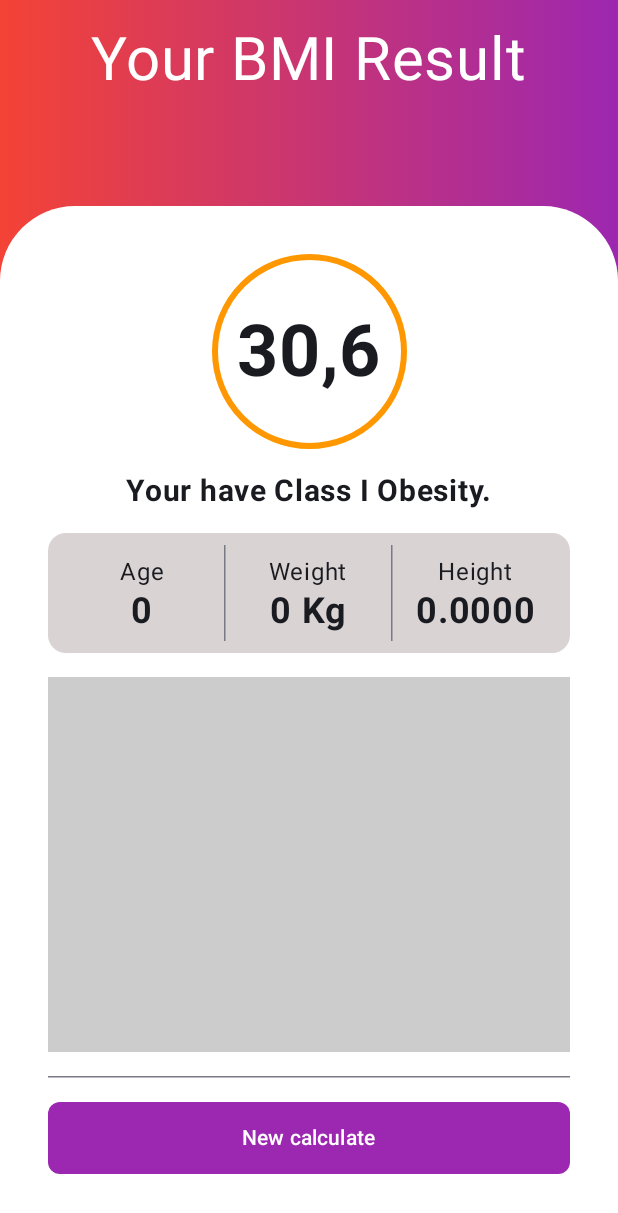
After one commit to celsoprof/bmi-ds2aitb, an Android app built with Jetpack Compose: the BMIResultScreen screen opened through its navigation route, on a phone screen of 412 x 824 dp. The commit adds this screen. Shown: the top 1213 px of the screen. Run offline under Robolectric (Android 15) with nearby library versions, the phone set to English and light mode, and no system bars.

Commit message:
Começando a criação dos resultados finais

```diff
--- a/app/src/main/java/br/senai/sp/jandira/bmi_ds2aitb/MainActivity.kt
+++ b/app/src/main/java/br/senai/sp/jandira/bmi_ds2aitb/MainActivity.kt
@@ -3,15 +3,12 @@ package br.senai.sp.jandira.bmi_ds2aitb
 import android.os.Bundle
 import androidx.activity.ComponentActivity
 import androidx.activity.compose.setContent
-import androidx.activity.enableEdgeToEdge
-import androidx.compose.foundation.layout.fillMaxSize
-import androidx.compose.foundation.layout.padding
-import androidx.compose.material3.Scaffold
-import androidx.compose.material3.Text
-import androidx.compose.runtime.Composable
-import androidx.compose.ui.Modifier
-import androidx.compose.ui.tooling.preview.Preview
+import androidx.navigation.compose.NavHost
+import androidx.navigation.compose.composable
+import androidx.navigation.compose.rememberNavController
+import br.senai.sp.jandira.bmi_ds2aitb.screens.BMIResultScreen
 import br.senai.sp.jandira.bmi_ds2aitb.screens.HomeScreen
+import br.senai.sp.jandira.bmi_ds2aitb.screens.UserDataScreen
 import br.senai.sp.jandira.bmi_ds2aitb.ui.theme.BMIDS2AITBTheme
 
 class MainActivity : ComponentActivity() {
@@ -19,7 +16,15 @@ class MainActivity : ComponentActivity() {
         super.onCreate(savedInstanceState)
         setContent {
             BMIDS2AITBTheme {
-                HomeScreen()
+                var navegacao = rememberNavController()
+                NavHost(
+                    navController = navegacao,
+                    startDestination = "home"
+                ){
+                    composable(route = "home"){ HomeScreen(navegacao) }
+                    composable(route = "dados"){ UserDataScreen(navegacao) }
+                    composable(route = "result"){ BMIResultScreen(navegacao) }
+                }
             }
         }
     }
--- /dev/null
+++ b/app/src/main/java/br/senai/sp/jandira/bmi_ds2aitb/screens/BMIResultScreen.kt
@@ -0,0 +1,233 @@
+package br.senai.sp.jandira.bmi_ds2aitb.screens
+
+import android.content.Context
+import androidx.compose.foundation.BorderStroke
+import androidx.compose.foundation.background
+import androidx.compose.foundation.layout.Arrangement
+import androidx.compose.foundation.layout.Box
+import androidx.compose.foundation.layout.Column
+import androidx.compose.foundation.layout.Row
+import androidx.compose.foundation.layout.fillMaxHeight
+import androidx.compose.foundation.layout.fillMaxSize
+import androidx.compose.foundation.layout.fillMaxWidth
+import androidx.compose.foundation.layout.height
+import androidx.compose.foundation.layout.padding
+import androidx.compose.foundation.layout.size
+import androidx.compose.foundation.shape.CircleShape
+import androidx.compose.foundation.shape.RoundedCornerShape
+import androidx.compose.material3.Button
+import androidx.compose.material3.ButtonDefaults
+import androidx.compose.material3.Card
+import androidx.compose.material3.CardDefaults
+import androidx.compose.material3.HorizontalDivider
+import androidx.compose.material3.Text
+import androidx.compose.material3.VerticalDivider
+import androidx.compose.runtime.Composable
+import androidx.compose.ui.Alignment
+import androidx.compose.ui.Modifier
+import androidx.compose.ui.graphics.Brush
+import androidx.compose.ui.graphics.Color
+import androidx.compose.ui.platform.LocalContext
+import androidx.compose.ui.res.stringResource
+import androidx.compose.ui.text.font.FontWeight
+import androidx.compose.ui.tooling.preview.Preview
+import androidx.compose.ui.unit.dp
+import androidx.compose.ui.unit.sp
+import androidx.navigation.NavHostController
+import br.senai.sp.jandira.bmi_ds2aitb.R
+import java.util.Locale
+
+@Composable
+fun BMIResultScreen(controleDeNavegacao: NavHostController?) {
+
+    val context = LocalContext.current
+    val userFile = context.getSharedPreferences("userFile", Context.MODE_PRIVATE)
+
+    val userWeight = userFile.getInt("user_weight", 0)
+    val userHeight = userFile.getFloat("user_height", 0.0f)
+    val userAge = userFile.getInt("user_age", 0)
+
+    Box(
+        modifier = Modifier
+            .fillMaxSize()
+            .background(
+                brush = Brush.horizontalGradient(
+                    listOf(
+                        Color(0xFFF44336),
+                        Color(0xFF9C27B0),
+                    )
+                )
+            ),
+        contentAlignment = Alignment.BottomCenter
+    ) {
+        Column(
+            modifier = Modifier
+                .fillMaxSize(),
+            horizontalAlignment = Alignment.CenterHorizontally,
+            verticalArrangement = Arrangement.SpaceBetween
+        ) {
+            Text(
+                text = stringResource(R.string.your_result),
+                fontSize = 40.sp,
+                color = Color.White,
+                modifier = Modifier
+                    .weight(1f)
+                    .padding(top = 16.dp)
+            )
+            Card(
+                modifier = Modifier
+                    .fillMaxWidth()
+                    .weight(5f),
+                shape = RoundedCornerShape(
+                    topStart = 50.dp,
+                    topEnd = 50.dp
+                ),
+                colors = CardDefaults
+                    .cardColors(
+                        containerColor = Color.White
+                    )
+            ) {
+                Column(
+                    verticalArrangement = Arrangement.Top,
+                    horizontalAlignment = Alignment.CenterHorizontally,
+                    modifier = Modifier
+                        .fillMaxSize()
+                        .padding(32.dp)
+                ) {
+                    Card(
+                        modifier = Modifier
+                            .size(130.dp),
+                        colors = CardDefaults
+                            .cardColors(containerColor = Color.White),
+                        shape = CircleShape,
+                        border = BorderStroke(
+                            width = 4.dp,
+                            color = Color(0xFFFF9800)
+                        )
+                    ) {
+                        Column(
+                            horizontalAlignment = Alignment.CenterHorizontally,
+                            verticalArrangement = Arrangement.Center,
+                            modifier = Modifier
+                                .fillMaxSize()
+                        ) {
+                            Text(
+                                text = "30,6",
+                                fontSize = 48.sp,
+                                fontWeight = FontWeight.Bold
+                            )
+                        }
+                    }
+                    Text(
+                        text = "Your have Class I Obesity.",
+                        fontSize = 20.sp,
+                        fontWeight = FontWeight.Bold,
+                        modifier = Modifier
+                            .padding(top = 16.dp)
+                    )
+                    Card(
+                        modifier = Modifier
+                            .padding(top = 16.dp)
+                            .fillMaxWidth()
+                            .height(80.dp),
+                        colors = CardDefaults
+                            .cardColors(
+                                containerColor = Color(0xFFD9D3D3)
+                            )
+                    ) {
+                        Row(
+                            modifier = Modifier
+                                .padding(8.dp)
+                                .fillMaxSize()
+                        ) {
+                            Column(
+                                verticalArrangement = Arrangement.Center,
+                                horizontalAlignment = Alignment.CenterHorizontally,
+                                modifier = Modifier
+                                    .weight(1f)
+                                    .fillMaxHeight()
+                            ) {
+                                Text(
+                                    text = stringResource(R.string.age)
+                                )
+                                Text(
+                                    text = "$userAge",
+                                    fontSize = 24.sp,
+                                    fontWeight = FontWeight.Bold
+                                )
+                            }
+                            VerticalDivider(modifier = Modifier.fillMaxHeight())
+                            Column(
+                                verticalArrangement = Arrangement.Center,
+                                horizontalAlignment = Alignment.CenterHorizontally,
+                                modifier = Modifier
+                                    .weight(1f)
+                                    .fillMaxHeight()
+                            ) {
+                                Text(
+                                    text = stringResource(R.string.weight)
+                                )
+                                Text(
+                                    text = "$userWeight Kg",
+                                    fontSize = 24.sp,
+                                    fontWeight = FontWeight.Bold
+                                )
+                            }
+                            VerticalDivider(modifier = Modifier.fillMaxHeight())
+                            Column(
+                                verticalArrangement = Arrangement.Center,
+                                horizontalAlignment = Alignment.CenterHorizontally,
+                                modifier = Modifier
+                                    .weight(1f)
+                                    .fillMaxHeight()
+                            ) {
+                                Text(
+                                    text = stringResource(R.string.height)
+                                )
+                                Text(
+                                    text = String.format(Locale.getDefault(), "%.4f", userHeight),
+                                    fontSize = 24.sp,
+                                    fontWeight = FontWeight.Bold
+                                )
+                            }
+                        }
+                    }
+                    Column(
+                        modifier = Modifier
+                            .padding(top = 16.dp, bottom = 16.dp)
+                            .background(
+                                Color.LightGray
+                            )
+                            .fillMaxWidth()
+                            .height(250.dp)
+                    ) {  }
+                    HorizontalDivider()
+                    Button(
+                        onClick = {
+                            controleDeNavegacao?.navigate("user_data")
+                        },
+                        modifier = Modifier
+                            .padding(top = 16.dp)
+                            .fillMaxWidth()
+                            .height(48.dp),
+                        shape = RoundedCornerShape(8.dp),
+                        colors = ButtonDefaults.buttonColors(
+                            containerColor = Color(0xFF9C27B0)
+                        )
+                    ) {
+                        Text(
+                            text = stringResource(R.string.new_calculate)
+                        )
+                    }
+                }
+
+            }
+        }
+    }
+}
+
+@Preview
+@Composable
+private fun BMIResultScreenPreview() {
+    BMIResultScreen(null)
+}
--- a/app/src/main/java/br/senai/sp/jandira/bmi_ds2aitb/screens/HomeScreen.kt
+++ b/app/src/main/java/br/senai/sp/jandira/bmi_ds2aitb/screens/HomeScreen.kt
@@ -1,5 +1,6 @@
 package br.senai.sp.jandira.bmi_ds2aitb.screens
 
+import android.content.Context
 import androidx.compose.foundation.Image
 import androidx.compose.foundation.background
 import androidx.compose.foundation.layout.Arrangement
@@ -9,37 +10,65 @@ import androidx.compose.foundation.layout.fillMaxSize
 import androidx.compose.foundation.layout.fillMaxWidth
 import androidx.compose.foundation.layout.height
 import androidx.compose.foundation.layout.padding
-import androidx.compose.foundation.shape.CircleShape
 import androidx.compose.foundation.shape.RoundedCornerShape
+import androidx.compose.foundation.text.KeyboardOptions
+import androidx.compose.material.icons.Icons
+import androidx.compose.material.icons.filled.Bedtime
+import androidx.compose.material.icons.filled.Error
+import androidx.compose.material.icons.filled.Person
+import androidx.compose.material.icons.filled.RemoveRedEye
 import androidx.compose.material3.Button
 import androidx.compose.material3.Card
 import androidx.compose.material3.CardDefaults
+import androidx.compose.material3.Icon
 import androidx.compose.material3.Text
 import androidx.compose.material3.TextField
 import androidx.compose.runtime.Composable
+import androidx.compose.runtime.mutableStateOf
+import androidx.compose.runtime.remember
 import androidx.compose.ui.Alignment
 import androidx.compose.ui.Modifier
 import androidx.compose.ui.graphics.Brush
 import androidx.compose.ui.graphics.Color
-import androidx.compose.ui.graphics.RectangleShape
+import androidx.compose.ui.platform.LocalContext
 import androidx.compose.ui.res.painterResource
 import androidx.compose.ui.res.stringResource
 import androidx.compose.ui.text.font.FontWeight
+import androidx.compose.ui.text.input.KeyboardCapitalization
+import androidx.compose.ui.text.input.KeyboardType
 import androidx.compose.ui.tooling.preview.Preview
 import androidx.compose.ui.unit.dp
 import androidx.compose.ui.unit.sp
+import androidx.navigation.NavHostController
 import br.senai.sp.jandira.bmi_ds2aitb.R
 
 @Composable
-fun HomeScreen(modifier: Modifier = Modifier) {
+fun HomeScreen(navegacao: NavHostController?) {
+
+    var nameState = remember {
+        mutableStateOf("")
+    }
+
+    var isErrorState = remember {
+        mutableStateOf(false)
+    }
+
+    // Abrir ou criar um arquivo SharedPreferences
+    val context = LocalContext.current
+    val userFile = context
+        .getSharedPreferences("userFile", Context.MODE_PRIVATE)
+
+    // Colocar o arquivo em modo de edição
+    val editor = userFile.edit()
+
     Box(
         modifier = Modifier
             .fillMaxSize()
             .background(
                 brush = Brush.horizontalGradient(
                     listOf(
+                        Color(0xFFF44336),
                         Color(0xFF9C27B0),
-                        Color(0xFF2196F3)
                     )
                 )
             )
@@ -99,15 +128,54 @@ fun HomeScreen(modifier: Modifier = Modifier) {
                             fontSize = 24.sp
                         )
                         TextField(
-                            value = "",
-                            onValueChange = {},
+                            value = nameState.value,
+                            onValueChange = {
+                                nameState.value = it
+                            },
                             modifier = Modifier
                                 .fillMaxWidth()
-                                .padding(top = 8.dp)
+                                .padding(top = 8.dp),
+                            keyboardOptions = KeyboardOptions(
+                                keyboardType = KeyboardType.Text,
+                                capitalization = KeyboardCapitalization.Characters
+                            ),
+                            leadingIcon = {
+                                Icon(
+                                    imageVector = Icons.Default.Person,
+                                    contentDescription = "",
+                                    tint = Color(0xFF4034C7)
+                                )
+                            },
+                            trailingIcon = {
+                                if(isErrorState.value){
+                                    Icon(
+                                        imageVector = Icons.Default.Error,
+                                        contentDescription = "",
+                                        tint = Color.Red
+                                    )
+                                }
+                            },
+                            isError = isErrorState.value,
+                            supportingText = {
+                                if (isErrorState.value){
+                                    Text(
+                                        text = stringResource(R.string.name_error_message)
+                                    )
+                                }
+                            }
                         )
                     }
                     Button(
-                        onClick = {},
+                        onClick = {
+                            if(nameState.value.isEmpty()){
+                                isErrorState.value = true
+                            } else {
+                                editor.putString("user_name", nameState.value)
+                                editor.apply()
+                                navegacao?.navigate("dados")
+                            }
+
+                        },
                         shape = RoundedCornerShape(8.dp)
                     ) {
                         Text(
@@ -126,5 +194,5 @@ fun HomeScreen(modifier: Modifier = Modifier) {
 @Preview(showSystemUi = true)
 @Composable
 private fun HomeScreenPreview() {
-    HomeScreen()
+    HomeScreen(null)
 }
--- a/app/src/main/res/values/strings.xml
+++ b/app/src/main/res/values/strings.xml
@@ -4,4 +4,20 @@
     <string name="welcome">Welcome!</string>
     <string name="your_name">What\'s your name</string>
     <string name="next">Next</string>
+    <string name="hi">Hi</string>
+    <string name="male">Male</string>
+    <string name="female">Female</string>
+    <string name="age">Age</string>
+    <string name="weight">Weight</string>
+    <string name="height">Height</string>
+    <string name="calculate">Calculate</string>
+    <string name="your_result">Your BMI Result</string>
+    <string name="new_calculate">New calculate</string>
+    <string name="name_error_message">The user name is required!</string>
+    <string name="obesity_1">You have Class I Obesity!</string>
+    <string name="obesity_2">You have Class II Obesity!</string>
+    <string name="obesity_3">You have Class III Obesity!</string>
+    <string name="normal">You have normal body weight!</string>
+    <string name="under_weight">You are below your ideal weight!</string>
+    <string name="over_weight">You are slightly overweight!</string>
 </resources>
--- a/gradle/libs.versions.toml
+++ b/gradle/libs.versions.toml
@@ -1,5 +1,5 @@
 [versions]
-agp = "8.8.0"
+agp = "8.8.2"
 kotlin = "2.0.0"
 coreKtx = "1.15.0"
 junit = "4.13.2"
@@ -8,9 +8,11 @@ espressoCore = "3.6.1"
 lifecycleRuntimeKtx = "2.8.7"
 activityCompose = "1.10.0"
 composeBom = "2024.04.01"
+materialIconsExtendedAndroid = "1.7.8"
 
 [libraries]
 androidx-core-ktx = { group = "androidx.core", name = "core-ktx", version.ref = "coreKtx" }
+androidx-material-icons-extended-android = { module = "androidx.compose.material:material-icons-extended-android", version.ref = "materialIconsExtendedAndroid" }
 junit = { group = "junit", name = "junit", version.ref = "junit" }
 androidx-junit = { group = "androidx.test.ext", name = "junit", version.ref = "junitVersion" }
 androidx-espresso-core = { group = "androidx.test.espresso", name = "espresso-core", version.ref = "espressoCore" }
```
Also changed, not shown: app/build.gradle.kts (+7 -0 lines), app/src/main/java/br/senai/sp/jandira/bmi_ds2aitb/calcs/BmiCalculate.kt (added, +53 -0 lines), app/src/main/java/br/senai/sp/jandira/bmi_ds2aitb/model/Bmi.kt (added, +9 -0 lines), app/src/main/java/br/senai/sp/jandira/bmi_ds2aitb/model/BmiStatus.kt (added, +10 -0 lines), app/src/main/java/br/senai/sp/jandira/bmi_ds2aitb/screens/UserDataScreen.kt (added, +299 -0 lines), app/src/main/res/drawable/man.png (added), app/src/main/res/drawable/woman.png (added), 1 other file.
